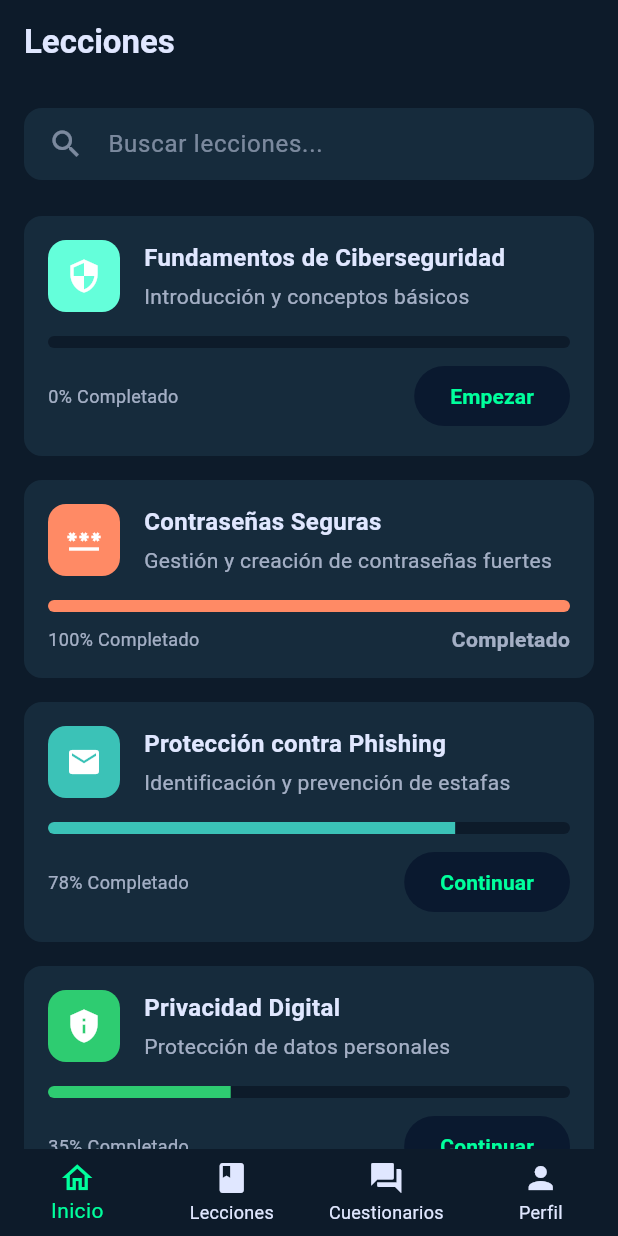
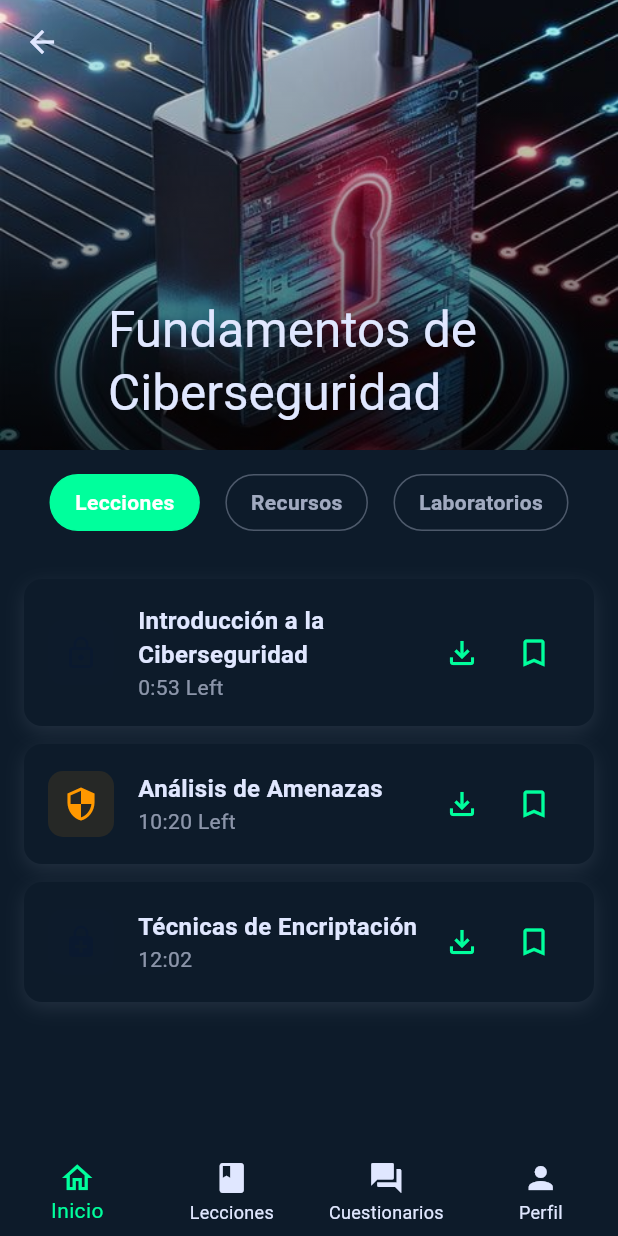
Before and after one commit to DonPombo/Uciberseguridad, a Flutter app: the LessonsScreen screen opened by its route, after a tap on "Empezar", on a phone screen of 412 x 824 dp. Run offline on Flutter 3.47's test engine with Material 3 defaults, Android fonts, the phone set to English and light mode, and no system bars; our stand-ins replace equatable, flutter_bloc, go_router.

Commit message:
Se creo subject_detail_screen y se configuro el sistema de rutas para que funcionara todo correcto y se añadio una imagen de prueba

```diff
--- a/lib/src/routes/app_router.dart
+++ b/lib/src/routes/app_router.dart
@@ -1,5 +1,6 @@
 import 'package:go_router/go_router.dart';
 import 'package:flutter/material.dart';
+import 'package:uciberseguridad_app/src/screens/lessons/subject_detail_screen.dart';
 import 'bottom_navigation_bar.dart';
 import '../screens/screens.dart';
 
@@ -28,6 +29,12 @@ class AppRouter {
             path: '/profile',
             builder: (context, state) => const ProfileScreen(),
           ),
+          GoRoute(
+            path: '/subject_detail',
+            builder: (context, state) => SubjectDetailScreen(
+              subjectTitle: state.extra as String,
+            ),
+          ),
         ],
       ),
     ],
--- a/lib/src/screens/lessons/lessons_screen.dart
+++ b/lib/src/screens/lessons/lessons_screen.dart
@@ -1,4 +1,5 @@
 import 'package:flutter/material.dart';
+import 'package:uciberseguridad_app/src/screens/lessons/subject_detail_screen.dart';
 import 'package:uciberseguridad_app/theme/app_theme.dart';
 
 /// Screen that displays all available cybersecurity lessons.
@@ -261,7 +262,14 @@ class LessonsScreen extends StatelessWidget {
               else
                 FilledButton(
                   onPressed: () {
-                    debugPrint('Botón presionado: $title');
+                    Navigator.push(
+                      context,
+                      MaterialPageRoute(
+                        builder: (context) => SubjectDetailScreen(
+                          subjectTitle: title,
+                        ),
+                      ),
+                    );
                   },
                   child: Text(
                     buttonText,
@@ -296,7 +304,14 @@ class LessonsScreen extends StatelessWidget {
               else
                 TextButton(
                   onPressed: () {
-                    debugPrint('Botón presionado: $title');
+                    Navigator.push(
+                      context,
+                      MaterialPageRoute(
+                        builder: (context) => SubjectDetailScreen(
+                          subjectTitle: title,
+                        ),
+                      ),
+                    );
                   },
                   style: TextButton.styleFrom(
                     padding: EdgeInsets.zero,
--- /dev/null
+++ b/lib/src/screens/lessons/subject_detail_screen.dart
@@ -0,0 +1,191 @@
+import 'package:flutter/material.dart';
+import 'package:uciberseguridad_app/theme/app_theme.dart';
+
+class SubjectDetailScreen extends StatelessWidget {
+  final String subjectTitle;
+
+  const SubjectDetailScreen({
+    super.key,
+    required this.subjectTitle,
+  });
+
+  @override
+  Widget build(BuildContext context) {
+    return Scaffold(
+      body: CustomScrollView(
+        slivers: [
+          _buildSliverAppBar(),
+          SliverToBoxAdapter(
+            child: Column(
+              children: [
+                _buildTabSection(),
+                _buildLessonsList(),
+              ],
+            ),
+          ),
+        ],
+      ),
+    );
+  }
+
+  Widget _buildSliverAppBar() {
+    return SliverAppBar(
+      expandedHeight: 300,
+      pinned: true,
+      flexibleSpace: FlexibleSpaceBar(
+        title: Text(subjectTitle),
+        background: Stack(
+          fit: StackFit.expand,
+          children: [
+            Image.asset(
+              'assets/images/background_detail_screen.jpg',
+              fit: BoxFit.cover,
+            ),
+            Container(
+              decoration: BoxDecoration(
+                gradient: LinearGradient(
+                  begin: Alignment.topCenter,
+                  end: Alignment.bottomCenter,
+                  colors: [
+                    Colors.transparent,
+                    Colors.black.withOpacity(0.7),
+                  ],
+                ),
+              ),
+            ),
+          ],
+        ),
+      ),
+    );
+  }
+
+  Widget _buildTabSection() {
+    return Padding(
+      padding: const EdgeInsets.all(16.0),
+      child: Row(
+        mainAxisAlignment: MainAxisAlignment.spaceEvenly,
+        children: [
+          _buildTabButton('Lecciones', true),
+          _buildTabButton('Recursos', false),
+          _buildTabButton('Laboratorios', false),
+        ],
+      ),
+    );
+  }
+
+  Widget _buildTabButton(String text, bool isSelected) {
+    return Container(
+      padding: const EdgeInsets.symmetric(horizontal: 16, vertical: 8),
+      decoration: BoxDecoration(
+        color: isSelected ? AppTheme.accentColor : Colors.transparent,
+        borderRadius: BorderRadius.circular(20),
+        border: Border.all(
+          color: isSelected
+              ? AppTheme.accentColor
+              : AppTheme.textColor.withOpacity(0.3),
+        ),
+      ),
+      child: Text(
+        text,
+        style: TextStyle(
+          color:
+              isSelected ? Colors.white : AppTheme.textColor.withOpacity(0.7),
+          fontWeight: FontWeight.bold,
+        ),
+      ),
+    );
+  }
+
+  Widget _buildLessonsList() {
+    return Padding(
+      padding: const EdgeInsets.all(16.0),
+      child: Column(
+        children: [
+          _buildLessonItem(
+            'Introducción a la Ciberseguridad',
+            '0:53 Left',
+            Icons.lock_outline,
+            AppTheme.primaryColor,
+          ),
+          _buildLessonItem(
+            'Análisis de Amenazas',
+            '10:20 Left',
+            Icons.security,
+            Colors.orange,
+          ),
+          _buildLessonItem(
+            'Técnicas de Encriptación',
+            '12:02',
+            Icons.enhanced_encryption,
+            AppTheme.primaryColor,
+          ),
+        ],
+      ),
+    );
+  }
+
+  Widget _buildLessonItem(
+      String title, String duration, IconData icon, Color color) {
+    return Container(
+      margin: const EdgeInsets.only(bottom: 12),
+      padding: const EdgeInsets.all(16),
+      decoration: BoxDecoration(
+        color: AppTheme.backgroundColor,
+        borderRadius: BorderRadius.circular(12),
+        boxShadow: [
+          BoxShadow(
+            color: AppTheme.textColor.withOpacity(0.1),
+            blurRadius: 10,
+            offset: const Offset(0, 4),
+          ),
+        ],
+      ),
+      child: Row(
+        children: [
+          Container(
+            padding: const EdgeInsets.all(10),
+            decoration: BoxDecoration(
+              color: color.withOpacity(0.1),
+              borderRadius: BorderRadius.circular(10),
+            ),
+            child: Icon(icon, color: color),
+          ),
+          const SizedBox(width: 16),
+          Expanded(
+            child: Column(
+              crossAxisAlignment: CrossAxisAlignment.start,
+              children: [
+                Text(
+                  title,
+                  style: const TextStyle(
+                    fontWeight: FontWeight.bold,
+                    fontSize: 16,
+                  ),
+                ),
+                Text(
+                  duration,
+                  style: TextStyle(
+                    color: AppTheme.textColor.withOpacity(0.6),
+                    fontSize: 14,
+                  ),
+                ),
+              ],
+            ),
+          ),
+          Row(
+            children: [
+              IconButton(
+                icon: const Icon(Icons.file_download_outlined),
+                onPressed: () {},
+              ),
+              IconButton(
+                icon: const Icon(Icons.bookmark_border),
+                onPressed: () {},
+              ),
+            ],
+          ),
+        ],
+      ),
+    );
+  }
+}
```
Also changed, not shown: assets/images/background_detail_screen.jpg (added).
